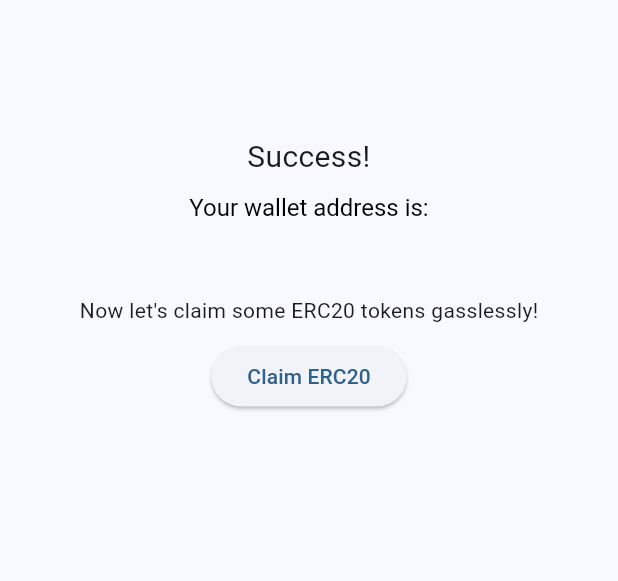
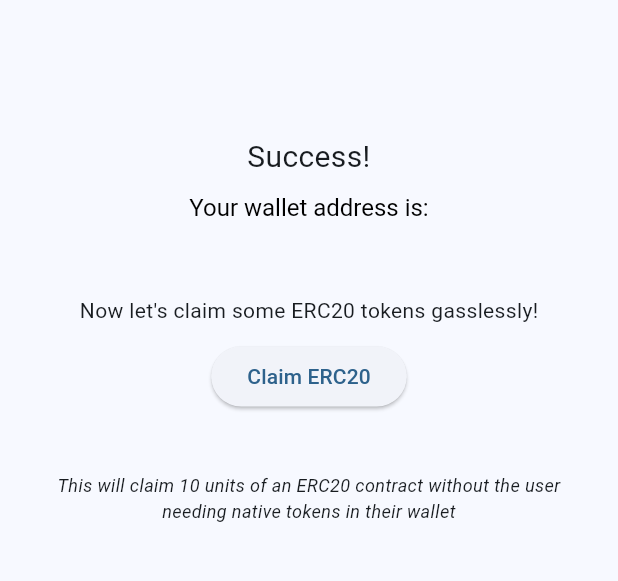
Before and after one commit to rally-dfs/flutter-example-app, a Flutter app: the screen it shows after launch, after a tap on "Generate EOA", on a phone screen of 412 x 824 dp, the part 84-665 px from its top. Run offline on Flutter 3.47's test engine with Material 2 defaults, Android fonts, the phone set to English and light mode, and no system bars; missing offline and left inert: rly_network_flutter_sdk, web3dart; project files that could hold a hidden picture were left out; key blocks and very long unbroken strings in the code were emptied for the run.

Commit message:
add some helper text to claim and mint

```diff
--- a/app/lib/screens/wallet_home_screen.dart
+++ b/app/lib/screens/wallet_home_screen.dart
@@ -160,11 +160,16 @@ class WalletHomeScreenState extends State<WalletHomeScreen> {
             child: const Text('Mint NFT'),
           ),
         ),
-        Padding(
-          padding: const EdgeInsets.all(10.0),
-          child: ElevatedButton(
-            onPressed: clearWallet,
-            child: const Text('Delete Existing Wallet'),
+        const Center(
+          child: Padding(
+            padding: EdgeInsets.all(30.0),
+            child: Text(
+                "This will mint an NFT without the user needing native tokens in their wallet",
+                textAlign: TextAlign.center,
+                style: TextStyle(
+                  fontStyle: FontStyle.italic,
+                  fontSize: 12.0,
+                )),
           ),
         ),
       ]);
@@ -209,6 +214,18 @@ class WalletHomeScreenState extends State<WalletHomeScreen> {
           child: ElevatedButton(
             onPressed: claimERC20,
             child: const Text('Claim ERC20'),
+          ),
+        ),
+        const Center(
+          child: Padding(
+            padding: EdgeInsets.all(30.0),
+            child: Text(
+                "This will claim 10 units of an ERC20 contract without the user needing native tokens in their wallet",
+                textAlign: TextAlign.center,
+                style: TextStyle(
+                  fontStyle: FontStyle.italic,
+                  fontSize: 12.0,
+                )),
           ),
         ),
       ]);
```
